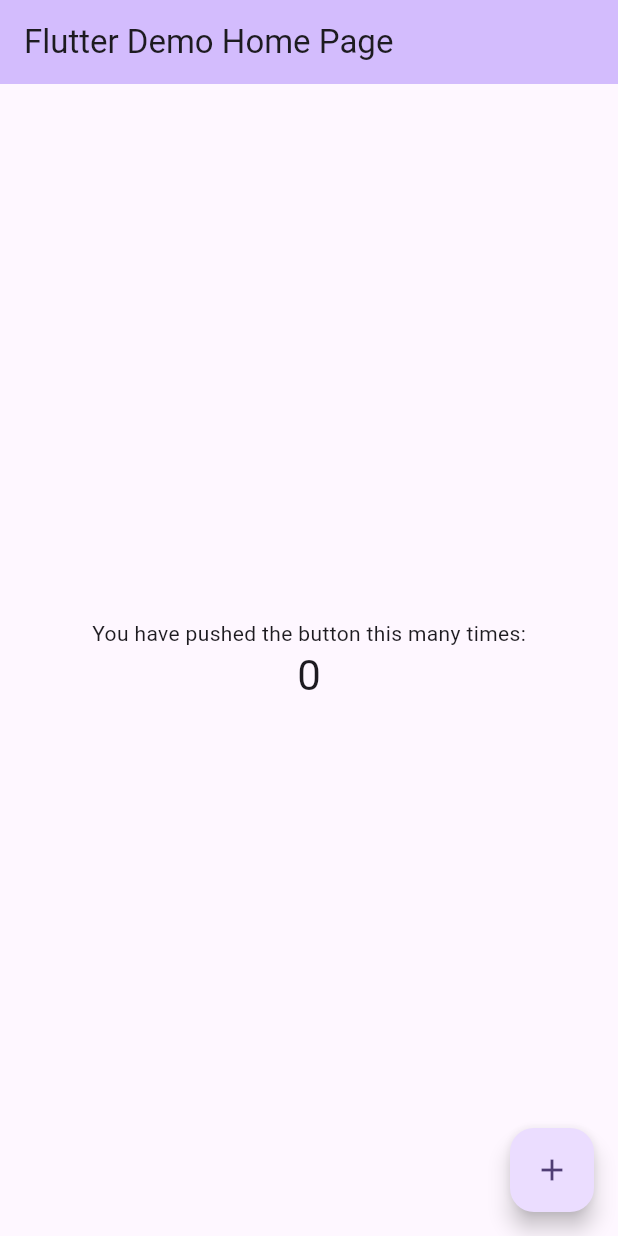
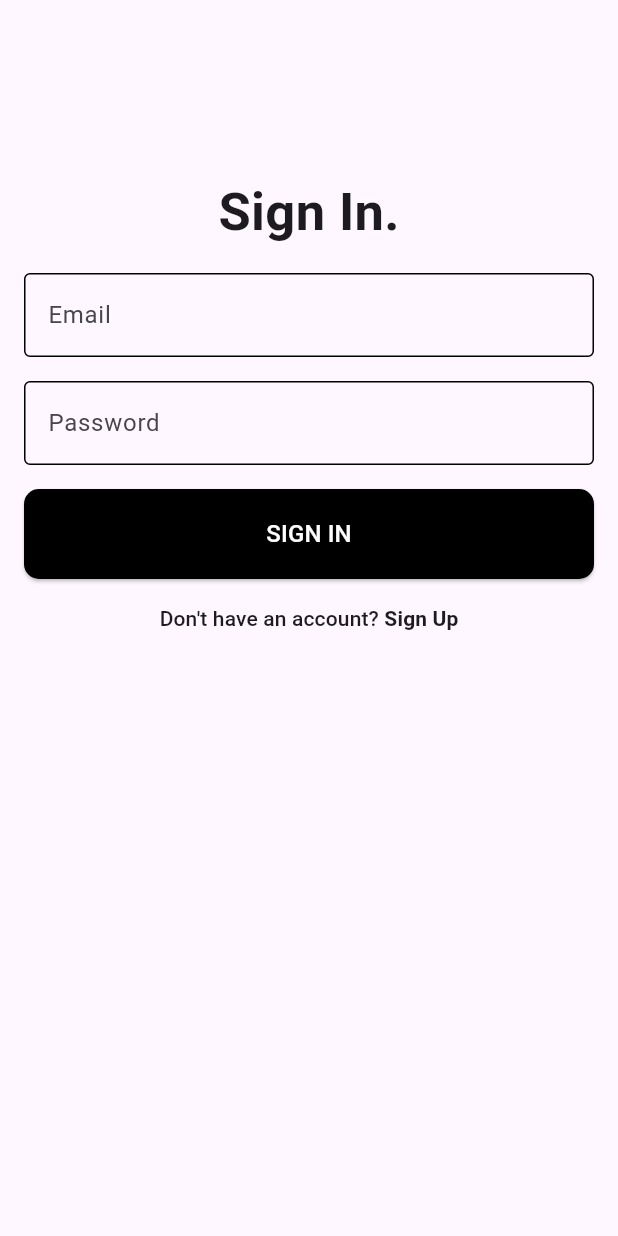
Before and after one commit to esam12/Task-Application, a Flutter app: the screen it shows after launch, on a phone screen of 412 x 824 dp. Run offline on Flutter 3.47's test engine with Material 3 defaults, Android fonts, the phone set to English and light mode, and no system bars.

Commit message:
created sign_in page and sign_up page

```diff
--- /dev/null
+++ b/lib/features/auth/pages/signin_page.dart
@@ -0,0 +1,109 @@
+import 'package:flutter/material.dart';
+
+class SignInPage extends StatefulWidget {
+  const SignInPage({super.key});
+
+  @override
+  State<SignInPage> createState() => _SignInPageState();
+}
+
+class _SignInPageState extends State<SignInPage> {
+  final emailController = TextEditingController();
+  final passwordController = TextEditingController();
+  AutovalidateMode autovalidateMode = AutovalidateMode.disabled;
+  final formKey = GlobalKey<FormState>();
+
+  @override
+  void dispose() {
+    emailController.dispose();
+    passwordController.dispose();
+    formKey.currentState!.validate();
+
+    super.dispose();
+  }
+
+  void signIn() {
+    if (formKey.currentState!.validate()) {
+      formKey.currentState!.save();
+      // store data
+    } else {
+      setState(() {
+        autovalidateMode = AutovalidateMode.always;
+      });
+    }
+  }
+
+  @override
+  Widget build(BuildContext context) {
+    return Scaffold(
+      body: SingleChildScrollView(
+        child: Padding(
+          padding: const EdgeInsets.symmetric(horizontal: 16.0),
+          child: Form(
+            key: formKey,
+            autovalidateMode: autovalidateMode,
+            child: Column(
+              spacing: 16.0,
+              children: [
+                SizedBox(height: 100),
+                Text(
+                  'Sign In.',
+                  style: TextStyle(
+                    fontSize: 35.0,
+                    fontWeight: FontWeight.bold,
+                  ),
+                ),
+
+                TextFormField(
+                  controller: emailController,
+                  decoration: InputDecoration(
+                    hintText: 'Email',
+                  ),
+                  validator: (value) {
+                    if (value == null || value.isEmpty) {
+                      return 'Please enter your email';
+                    }
+                    return null;
+                  },
+                ),
+                TextFormField(
+                  controller: passwordController,
+                  decoration: InputDecoration(
+                    hintText: 'Password',
+                  ),
+                  validator: (value) {
+                    if (value == null || value.isEmpty) {
+                      return 'Please enter your password';
+                    }
+                    return null;
+                  },
+                ),
+                ElevatedButton(
+                  onPressed: signIn,
+                  child: Text(
+                    'SIGN IN',
+                    style: TextStyle(color: Colors.white, fontSize: 16.0),
+                  ),
+                ),
+                Text.rich(
+                  TextSpan(
+                    text: 'Don\'t have an account? ',
+                    style: Theme.of(context).textTheme.titleSmall,
+                    children: [
+                      TextSpan(
+                        text: 'Sign Up',
+                        style: TextStyle(
+                          fontWeight: FontWeight.bold,
+                        ),
+                      ),
+                    ],
+                  ),
+                )
+              ],
+            ),
+          ),
+        ),
+      ),
+    );
+  }
+}
--- a/lib/main.dart
+++ b/lib/main.dart
@@ -1,4 +1,6 @@
 import 'package:flutter/material.dart';
+import 'package:frontend/features/auth/pages/signin_page.dart';
+import 'package:frontend/features/auth/pages/signup_page.dart';
 
 void main() {
   runApp(const MyApp());
@@ -7,119 +9,38 @@ void main() {
 class MyApp extends StatelessWidget {
   const MyApp({super.key});
 
-  // This widget is the root of your application.
   @override
   Widget build(BuildContext context) {
     return MaterialApp(
-      title: 'Flutter Demo',
+      title: 'Task App',
+      debugShowCheckedModeBanner: false,
       theme: ThemeData(
-        // This is the theme of your application.
-        //
-        // TRY THIS: Try running your application with "flutter run". You'll see
-        // the application has a purple toolbar. Then, without quitting the app,
-        // try changing the seedColor in the colorScheme below to Colors.green
-        // and then invoke "hot reload" (save your changes or press the "hot
-        // reload" button in a Flutter-supported IDE, or press "r" if you used
-        // the command line to start the app).
-        //
-        // Notice that the counter didn't reset back to zero; the application
-        // state is not lost during the reload. To reset the state, use hot
-        // restart instead.
-        //
-        // This works for code too, not just values: Most code changes can be
-        // tested with just a hot reload.
-        colorScheme: ColorScheme.fromSeed(seedColor: Colors.deepPurple),
+        inputDecorationTheme: InputDecorationTheme(
+          border: OutlineInputBorder(
+            borderSide: BorderSide(color: Colors.black),
+          ),
+          enabledBorder: OutlineInputBorder(
+            borderSide: BorderSide(color: Colors.black),
+          ),
+          focusedBorder: OutlineInputBorder(
+            borderSide: BorderSide(color: Colors.black),
+          ),
+          errorBorder: OutlineInputBorder(
+            borderSide: BorderSide(color: Colors.red),
+          ),
+        ),
+        elevatedButtonTheme: ElevatedButtonThemeData(
+          style: ElevatedButton.styleFrom(
+            backgroundColor: Colors.black,
+            shape: RoundedRectangleBorder(
+              borderRadius: BorderRadius.circular(10.0),
+            ),
+            minimumSize: Size(double.infinity, 60.0),
+          ),
+        ),
         useMaterial3: true,
       ),
-      home: const MyHomePage(title: 'Flutter Demo Home Page'),
+      home: const SignInPage(),
     );
   }
 }
-
-class MyHomePage extends StatefulWidget {
-  const MyHomePage({super.key, required this.title});
-
-  // This widget is the home page of your application. It is stateful, meaning
-  // that it has a State object (defined below) that contains fields that affect
-  // how it looks.
-
-  // This class is the configuration for the state. It holds the values (in this
-  // case the title) provided by the parent (in this case the App widget) and
-  // used by the build method of the State. Fields in a Widget subclass are
-  // always marked "final".
-
-  final String title;
-
-  @override
-  State<MyHomePage> createState() => _MyHomePageState();
-}
-
-class _MyHomePageState extends State<MyHomePage> {
-  int _counter = 0;
-
-  void _incrementCounter() {
-    setState(() {
-      // This call to setState tells the Flutter framework that something has
-      // changed in this State, which causes it to rerun the build method below
-      // so that the display can reflect the updated values. If we changed
-      // _counter without calling setState(), then the build method would not be
-      // called again, and so nothing would appear to happen.
-      _counter++;
-    });
-  }
-
-  @override
-  Widget build(BuildContext context) {
-    // This method is rerun every time setState is called, for instance as done
-    // by the _incrementCounter method above.
-    //
-    // The Flutter framework has been optimized to make rerunning build methods
-    // fast, so that you can just rebuild anything that needs updating rather
-    // than having to individually change instances of widgets.
-    return Scaffold(
-      appBar: AppBar(
-        // TRY THIS: Try changing the color here to a specific color (to
-        // Colors.amber, perhaps?) and trigger a hot reload to see the AppBar
-        // change color while the other colors stay the same.
-        backgroundColor: Theme.of(context).colorScheme.inversePrimary,
-        // Here we take the value from the MyHomePage object that was created by
-        // the App.build method, and use it to set our appbar title.
-        title: Text(widget.title),
-      ),
-      body: Center(
-        // Center is a layout widget. It takes a single child and positions it
-        // in the middle of the parent.
-        child: Column(
-          // Column is also a layout widget. It takes a list of children and
-          // arranges them vertically. By default, it sizes itself to fit its
-          // children horizontally, and tries to be as tall as its parent.
-          //
-          // Column has various properties to control how it sizes itself and
-          // how it positions its children. Here we use mainAxisAlignment to
-          // center the children vertically; the main axis here is the vertical
-          // axis because Columns are vertical (the cross axis would be
-          // horizontal).
-          //
-          // TRY THIS: Invoke "debug painting" (choose the "Toggle Debug Paint"
-          // action in the IDE, or press "p" in the console), to see the
-          // wireframe for each widget.
-          mainAxisAlignment: MainAxisAlignment.center,
-          children: <Widget>[
-            const Text(
-              'You have pushed the button this many times:',
-            ),
-            Text(
-              '$_counter',
-              style: Theme.of(context).textTheme.headlineMedium,
-            ),
-          ],
-        ),
-      ),
-      floatingActionButton: FloatingActionButton(
-        onPressed: _incrementCounter,
-        tooltip: 'Increment',
-        child: const Icon(Icons.add),
-      ), // This trailing comma makes auto-formatting nicer for build methods.
-    );
-  }
-}
```
Also changed, not shown: lib/features/auth/pages/signup_page.dart (added, +123 -0 lines).
